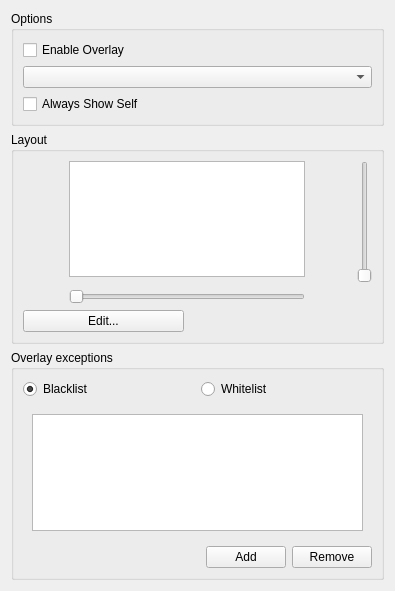
First picture: the form in src/mumble/Overlay.ui, repository mumble-voip/mumble, before the edit.
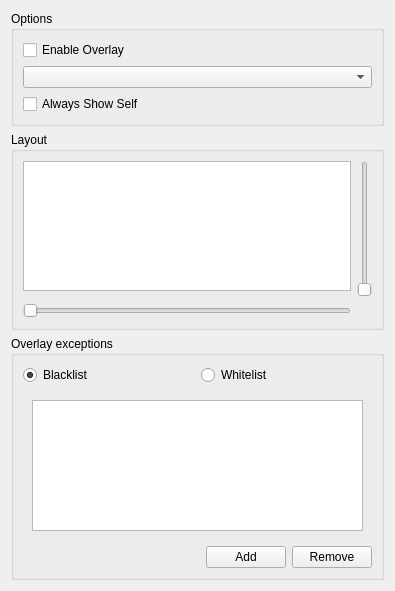
Second picture: the form after the edit.

Commit message: Have config-based editor update config settings, not global settings

```diff
--- a/src/mumble/Overlay.ui
+++ b/src/mumble/Overlay.ui
@@ -65,7 +65,7 @@
       <string>Layout</string>
      </property>
      <layout class="QGridLayout">
-      <item row="0" column="4" rowspan="2">
+      <item row="0" column="2" rowspan="2">
        <widget class="QSlider" name="qsY">
         <property name="toolTip">
          <string>Y-Position of Overlay</string>
@@ -81,7 +81,7 @@
         </property>
        </widget>
       </item>
-      <item row="2" column="1" colspan="2">
+      <item row="2" column="0" colspan="2">
        <widget class="QSlider" name="qsX">
         <property name="toolTip">
          <string>X-Position of Overlay</string>
@@ -97,7 +97,7 @@
         </property>
        </widget>
       </item>
-      <item row="0" column="1" colspan="2">
+      <item row="0" column="0" colspan="2">
        <widget class="QGraphicsView" name="qgvView">
         <property name="sizePolicy">
          <sizepolicy hsizetype="Expanding" vsizetype="Expanding">
@@ -105,66 +105,17 @@
           <verstretch>1</verstretch>
          </sizepolicy>
         </property>
+        <property name="verticalScrollBarPolicy">
+         <enum>Qt::ScrollBarAlwaysOff</enum>
+        </property>
+        <property name="horizontalScrollBarPolicy">
+         <enum>Qt::ScrollBarAlwaysOff</enum>
+        </property>
         <property name="renderHints">
          <set>QPainter::Antialiasing|QPainter::HighQualityAntialiasing|QPainter::SmoothPixmapTransform|QPainter::TextAntialiasing</set>
         </property>
        </widget>
       </item>
-      <item row="3" column="0" colspan="2">
-       <widget class="QPushButton" name="qpbEdit">
-        <property name="sizePolicy">
-         <sizepolicy hsizetype="Minimum" vsizetype="Fixed">
-          <horstretch>0</horstretch>
-          <verstretch>0</verstretch>
-         </sizepolicy>
-        </property>
-        <property name="text">
-         <string>Edit...</string>
-        </property>
-       </widget>
-      </item>
-      <item row="3" column="2" colspan="3">
-       <spacer name="horizontalSpacer">
-        <property name="orientation">
-         <enum>Qt::Horizontal</enum>
-        </property>
-        <property name="sizeType">
-         <enum>QSizePolicy::Expanding</enum>
-        </property>
-        <property name="sizeHint" stdset="0">
-         <size>
-          <width>40</width>
-          <height>20</height>
-         </size>
-        </property>
-       </spacer>
-      </item>
-      <item row="0" column="3">
-       <spacer name="horizontalSpacer_2">
-        <property name="orientation">
-         <enum>Qt::Horizontal</enum>
-        </property>
-        <property name="sizeHint" stdset="0">
-         <size>
-          <width>40</width>
-          <height>20</height>
-         </size>
-        </property>
-       </spacer>
-      </item>
-      <item row="0" column="0">
-       <spacer name="horizontalSpacer_3">
-        <property name="orientation">
-         <enum>Qt::Horizontal</enum>
-        </property>
-        <property name="sizeHint" stdset="0">
-         <size>
-          <width>40</width>
-          <height>20</height>
-         </size>
-        </property>
-       </spacer>
-      </item>
      </layout>
     </widget>
    </item>
```
The commit also changes 2 other files.
